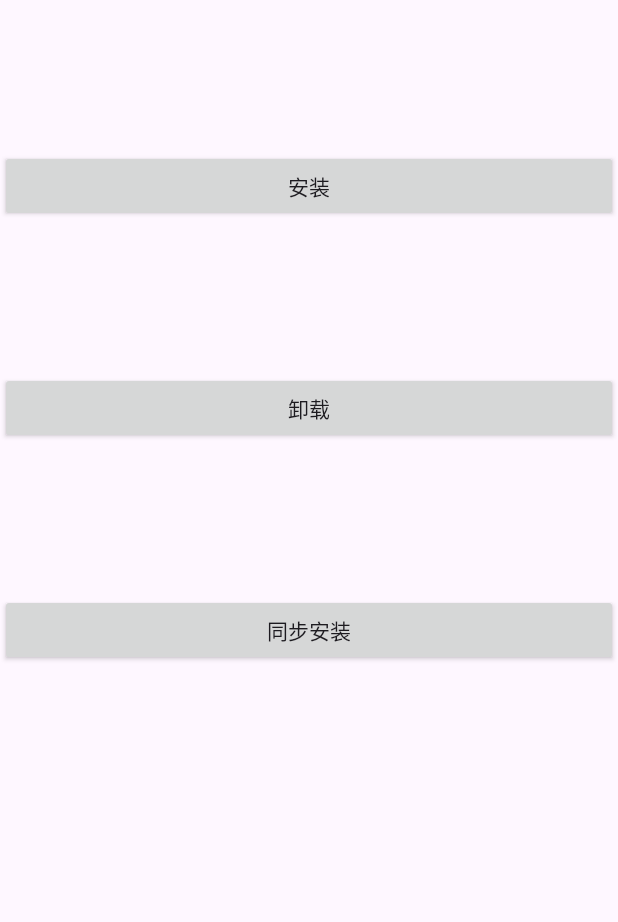
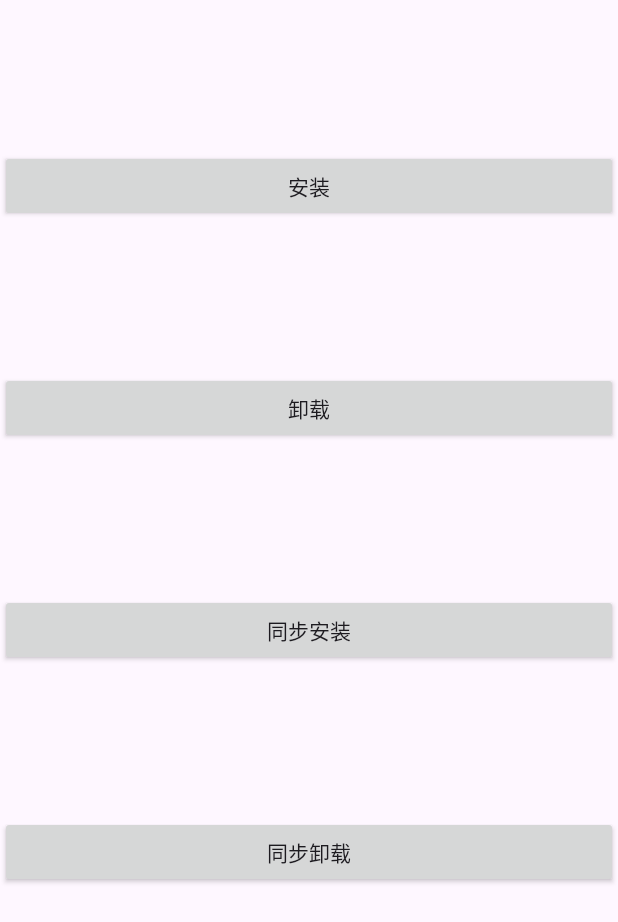
Before and after one commit to andforce/PluginDemo, an Android app: the screen it shows after launch (InstallApkSessionApi), after a tap on "同步安装", on a phone screen of 412 x 824 dp. Shown: the top 922 px of the screen. Run offline under Robolectric (Android 15) with nearby library versions, the phone set to English and light mode, and no system bars.

```diff
--- a/app/src/main/java/com/example/plugindemo/installapk/InstallApkSessionApi.java
+++ b/app/src/main/java/com/example/plugindemo/installapk/InstallApkSessionApi.java
@@ -10,6 +10,7 @@ import android.content.Context;
 import android.content.Intent;
 import android.content.IntentSender;
 import android.content.pm.PackageInstaller;
+import android.content.pm.PackageManager;
 import android.os.Bundle;
 import android.util.Log;
 import android.view.View;
@@ -40,6 +41,21 @@ public class InstallApkSessionApi extends Activity {
                     public void run() {
                         int result = compat.installFromAssert("notes.apk");
                         Log.e(TAG, "installFromAssert result: " + result);
+                    }
+                });
+                t.start();
+            }
+        });
+
+        findViewById(R.id.uninstall_sync).setOnClickListener(new OnClickListener() {
+            @Override
+            public void onClick(View v) {
+                PackageMgrCompat compat = new PackageMgrCompat(InstallApkSessionApi.this);
+                Thread t = new Thread(new Runnable() {
+                    @Override
+                    public void run() {
+                        boolean result = compat.deletePackage("com.smartisan.notes", PackageManager.DELETE_ALL_USERS);
+                        Log.e(TAG, "deletePackage result: " + result);
                     }
                 });
                 t.start();
--- a/app/src/main/res/layout/install_apk_session_api.xml
+++ b/app/src/main/res/layout/install_apk_session_api.xml
@@ -25,4 +25,11 @@
         android:layout_width="match_parent"
         android:layout_height="wrap_content"/>
 
+    <Button
+        android:layout_marginTop="100dp"
+        android:id="@+id/uninstall_sync"
+        android:text="同步卸载"
+        android:layout_width="match_parent"
+        android:layout_height="wrap_content"/>
+
 </LinearLayout>
```
Also changed, not shown: 3 other files.
